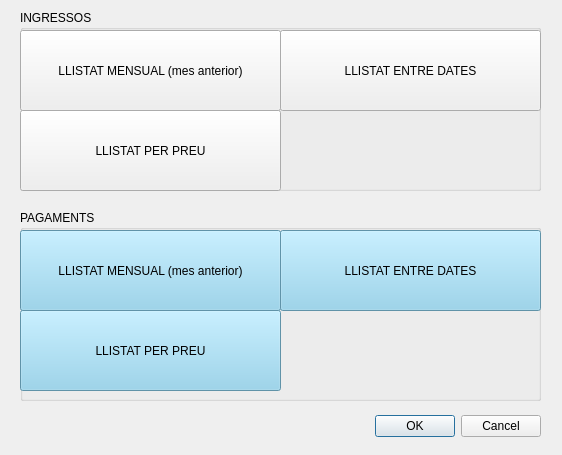
Above: templates/listing.ui from francescpuig7/cash before the change. Below: the same form after it.
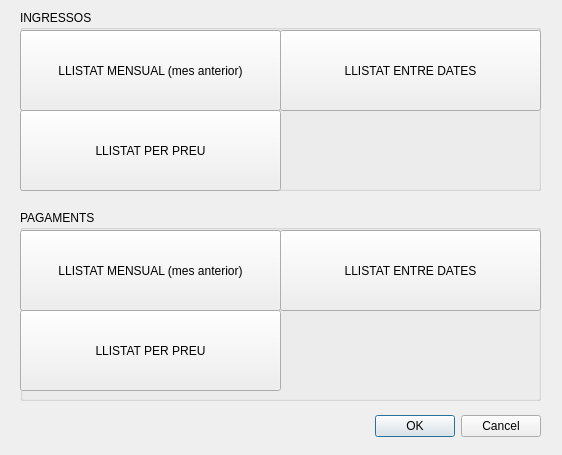
That is the form after the change.

The edit to the form file:
```diff
--- a/templates/listing.ui
+++ b/templates/listing.ui
@@ -113,7 +113,7 @@
      </rect>
     </property>
     <property name="styleSheet">
-     <string notr="true">background-color: skyblue;</string>
+     <string notr="true"/>
     </property>
     <property name="text">
      <string>LLISTAT MENSUAL (mes anterior)</string>
@@ -129,7 +129,7 @@
      </rect>
     </property>
     <property name="styleSheet">
-     <string notr="true">background-color: skyblue;</string>
+     <string notr="true"/>
     </property>
     <property name="text">
      <string>LLISTAT ENTRE DATES</string>
@@ -145,7 +145,7 @@
      </rect>
     </property>
     <property name="styleSheet">
-     <string notr="true">background-color: skyblue;</string>
+     <string notr="true"/>
     </property>
     <property name="text">
      <string>LLISTAT PER PREU</string>
```
Left out of the diff: 3 changed lines with no effect on the pictures.
